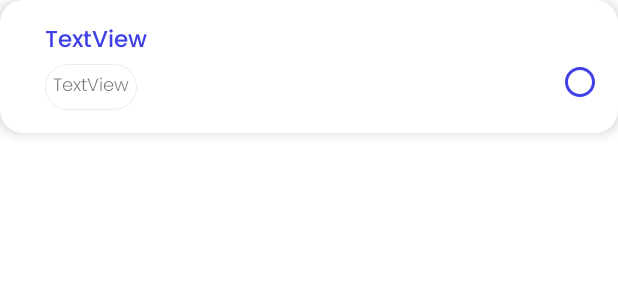
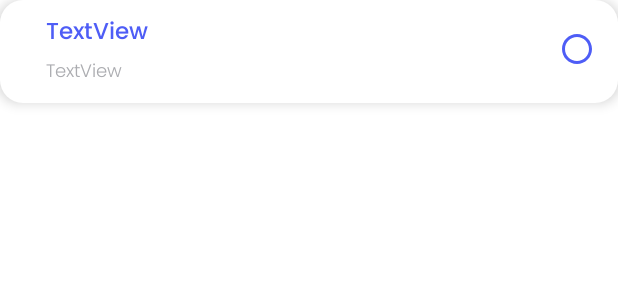
Before and after one commit to joseclaudenir22/TaskMe, an Android app: the layout task_row.xml on its own in the app's theme, with its tools: preview values and no code run, on a phone screen of 412 x 824 dp. Shown: the top 300 px of the screen. Run offline under Robolectric (Android 15) with nearby library versions, the phone set to English and light mode, and no system bars.

Commit message:
editar tarefa 2

```diff
--- a/app/src/main/res/drawable/bd_date_time_txt.xml
+++ b/app/src/main/res/drawable/bd_date_time_txt.xml
@@ -7,8 +7,8 @@
 
 
 
-    <stroke android:color="@color/colorPrimary"
-        android:width="0.7dp"
+    <stroke android:color="#abacb0"
+        android:width="1dp"
         />
 
     <padding
--- a/app/src/main/res/layout/task_row.xml
+++ b/app/src/main/res/layout/task_row.xml
@@ -17,18 +17,17 @@
         android:layout_width="wrap_content"
         android:layout_height="wrap_content"
         android:layout_marginLeft="15dp"
-        android:layout_marginTop="2dp"
-        android:layout_marginBottom="5dp"
-        android:padding="5dp"
+        android:layout_marginTop="3dp"
         android:fontFamily="@font/poppins_light"
         android:text="TextView"
+        android:textColor="#abacb0"
         android:textSize="12sp"
         app:layout_constraintBottom_toBottomOf="parent"
         app:layout_constraintEnd_toEndOf="parent"
         app:layout_constraintHorizontal_bias="0.044"
         app:layout_constraintStart_toStartOf="parent"
         app:layout_constraintTop_toBottomOf="@+id/taskTextView"
-        android:background="@drawable/bd_date_time_txt"/>
+        app:layout_constraintVertical_bias="0.0" />
 
     <TextView
         android:id="@+id/taskTextView"
@@ -41,23 +40,25 @@
         android:textSize="15sp"
         app:layout_constraintBottom_toBottomOf="parent"
         app:layout_constraintEnd_toEndOf="parent"
-        app:layout_constraintHorizontal_bias="0.045"
+        app:layout_constraintHorizontal_bias="0.046"
         app:layout_constraintStart_toStartOf="parent"
         app:layout_constraintTop_toTopOf="parent"
-        app:layout_constraintVertical_bias="0.276" />
+        app:layout_constraintVertical_bias="0.292" />
 
     <CheckBox
         android:id="@+id/checkBox"
         style="@style/CustomCheckBox"
-        android:layout_width="wrap_content"
-        android:layout_height="wrap_content"
+        android:layout_width="23dp"
+        android:layout_height="22dp"
+        android:layout_marginTop="5dp"
+        android:layout_marginBottom="5dp"
         android:checked="false"
         app:buttonTint="@color/colorAccent"
         app:layout_constraintBottom_toBottomOf="parent"
         app:layout_constraintEnd_toEndOf="parent"
-        app:layout_constraintHorizontal_bias="0.997"
+        app:layout_constraintHorizontal_bias="0.958"
         app:layout_constraintStart_toStartOf="parent"
         app:layout_constraintTop_toTopOf="parent"
-        app:layout_constraintVertical_bias="1.0" />
+        app:layout_constraintVertical_bias="0.609" />
 
 </androidx.constraintlayout.widget.ConstraintLayout>
--- a/app/src/main/res/values/colors.xml
+++ b/app/src/main/res/values/colors.xml
@@ -1,6 +1,6 @@
 <?xml version="1.0" encoding="utf-8"?>
 <resources>
     <color name="colorPrimary">#ececec</color>
-    <color name="colorPrimaryDark">#3f40e5</color>
-    <color name="colorAccent">#3f40e5</color>
+    <color name="colorPrimaryDark">#4e5df6</color>
+    <color name="colorAccent">#4e5df6</color>
 </resources>
```
Also changed, not shown: app/src/main/java/com/example/noteapp/MainActivity.java (+22 -2 lines), app/src/main/res/layout/content_main.xml (+6 -6 lines).
